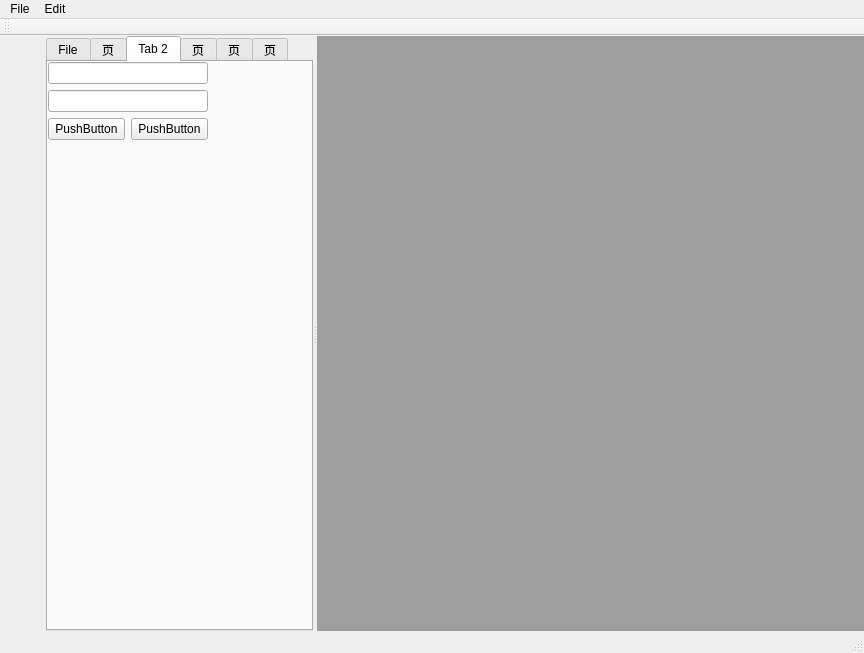
The window that promelowindow.ui (kebaren/promelo) describes before a commit, drawn with Qt 5.
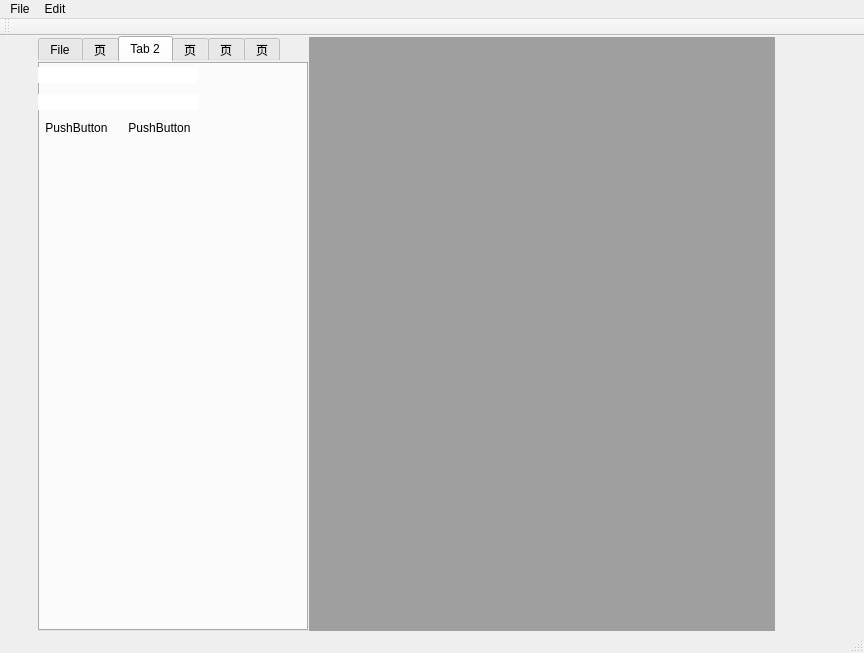
The same window after the commit. Icons and pictures are not drawn.

Patch:
```diff
--- a/promelowindow.ui
+++ b/promelowindow.ui
@@ -47,13 +47,13 @@
       </property>
       <property name="minimumSize">
        <size>
-        <width>40</width>
+        <width>32</width>
         <height>0</height>
        </size>
       </property>
       <property name="maximumSize">
        <size>
-        <width>40</width>
+        <width>32</width>
         <height>16777215</height>
        </size>
       </property>
@@ -370,10 +370,16 @@
       <property name="orientation">
        <enum>Qt::Horizontal</enum>
       </property>
+      <property name="handleWidth">
+       <number>1</number>
+      </property>
       <widget class="QTabWidget" name="ManagerPanel">
        <property name="enabled">
         <bool>true</bool>
        </property>
+       <property name="styleSheet">
+        <string notr="true">border:0px;</string>
+       </property>
        <property name="tabPosition">
         <enum>QTabWidget::North</enum>
        </property>
@@ -483,9 +489,52 @@
       </widget>
       <widget class="QSplitter" name="EditSplitter">
        <property name="orientation">
-        <enum>Qt::Vertical</enum>
+        <enum>Qt::Horizontal</enum>
        </property>
-       <widget class="QMdiArea" name="TerminalPanel"/>
+       <property name="handleWidth">
+        <number>1</number>
+       </property>
+       <widget class="QSplitter" name="splEdit2Terminal">
+        <property name="orientation">
+         <enum>Qt::Vertical</enum>
+        </property>
+        <property name="handleWidth">
+         <number>1</number>
+        </property>
+        <widget class="QWidget" name="editContainer" native="true">
+         <property name="styleSheet">
+          <string notr="true">border:0px;</string>
+         </property>
+         <layout class="QGridLayout" name="gridLayout_2">
+          <property name="leftMargin">
+           <number>0</number>
+          </property>
+          <property name="topMargin">
+           <number>0</number>
+          </property>
+          <property name="rightMargin">
+           <number>0</number>
+          </property>
+          <property name="bottomMargin">
+           <number>0</number>
+          </property>
+          <item row="0" column="0">
+           <layout class="QGridLayout" name="containerLayout"/>
+          </item>
+         </layout>
+        </widget>
+        <widget class="QMdiArea" name="TerminalPanel">
+         <property name="styleSheet">
+          <string notr="true">border:0px;</string>
+         </property>
+        </widget>
+       </widget>
+       <widget class="QWidget" name="rightPanel" native="true">
+        <property name="styleSheet">
+         <string notr="true">border:0px;
+height:0px;</string>
+        </property>
+       </widget>
       </widget>
      </widget>
     </item>
```
Left out of the diff: 6 changed lines with no effect on the pictures.
